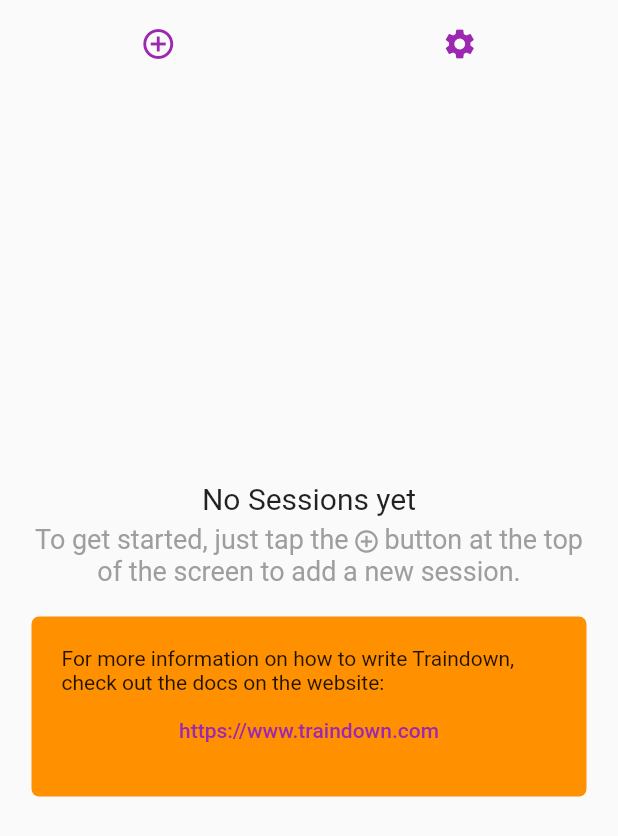
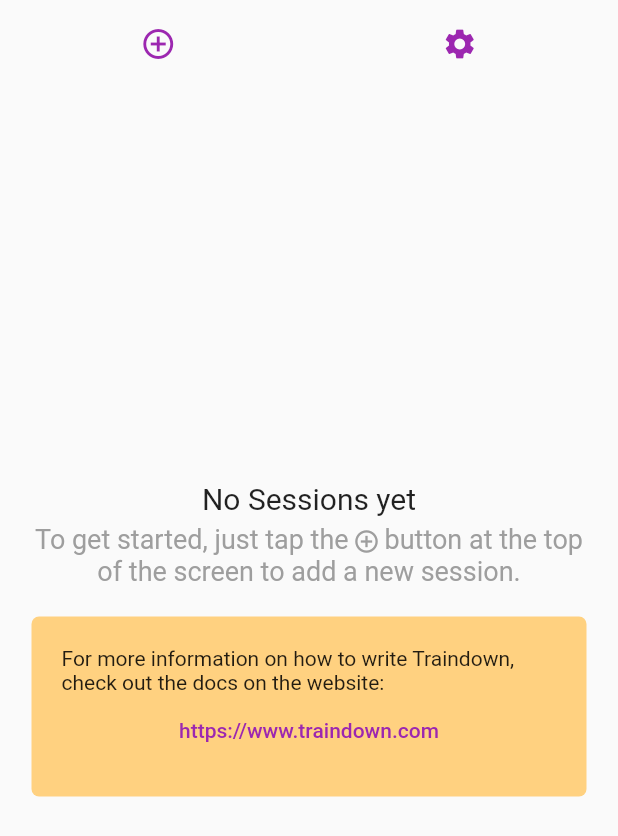
Before and after one commit to traindown/transponder, a Flutter app: the screen it shows after launch, on a phone screen of 412 x 824 dp. Shown: the top 836 px of the screen. Run offline on Flutter 3.47's test engine with Material 2 defaults, Android fonts, the phone set to English and light mode, and no system bars; our stand-ins replace shared_preferences; missing offline and left inert: flutter_email_sender, traindown.

Commit message:
Store stuff

```diff
--- a/lib/main.dart
+++ b/lib/main.dart
@@ -17,6 +17,7 @@ void main() async {
   final SharedPreferences sharedPreferences =
       await SharedPreferences.getInstance();
   runApp(MaterialApp(
+      debugShowCheckedModeBanner: false,
       theme: ThemeData(
         brightness: brightness,
         primaryColor: primaryColor,
--- a/lib/traindown_info.dart
+++ b/lib/traindown_info.dart
@@ -9,7 +9,7 @@ class TraindownInfo extends StatelessWidget {
     return Container(
         decoration: BoxDecoration(
             borderRadius: BorderRadius.circular(5.0),
-            color: Theme.of(context).accentColor),
+            color: Colors.orangeAccent[100]),
         margin: EdgeInsets.symmetric(vertical: 20.0),
         padding: EdgeInsets.all(20.0),
         child: Column(children: [
```
Also changed, not shown: 3 other files.
